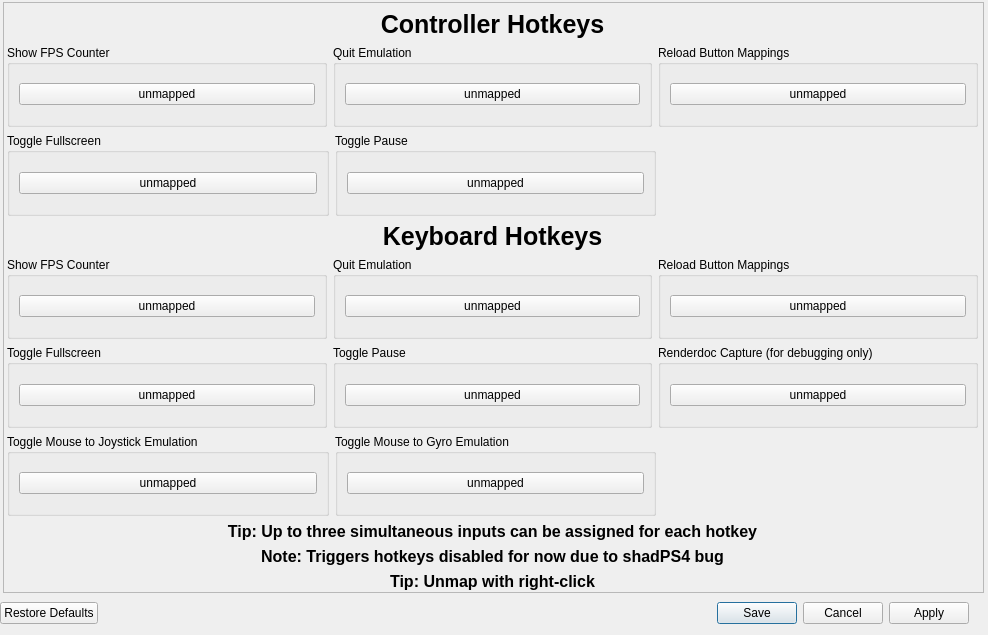
Above: settings/hotkeys.ui from rainmakerv3/BB_Launcher before the change. Below: the same form after it.
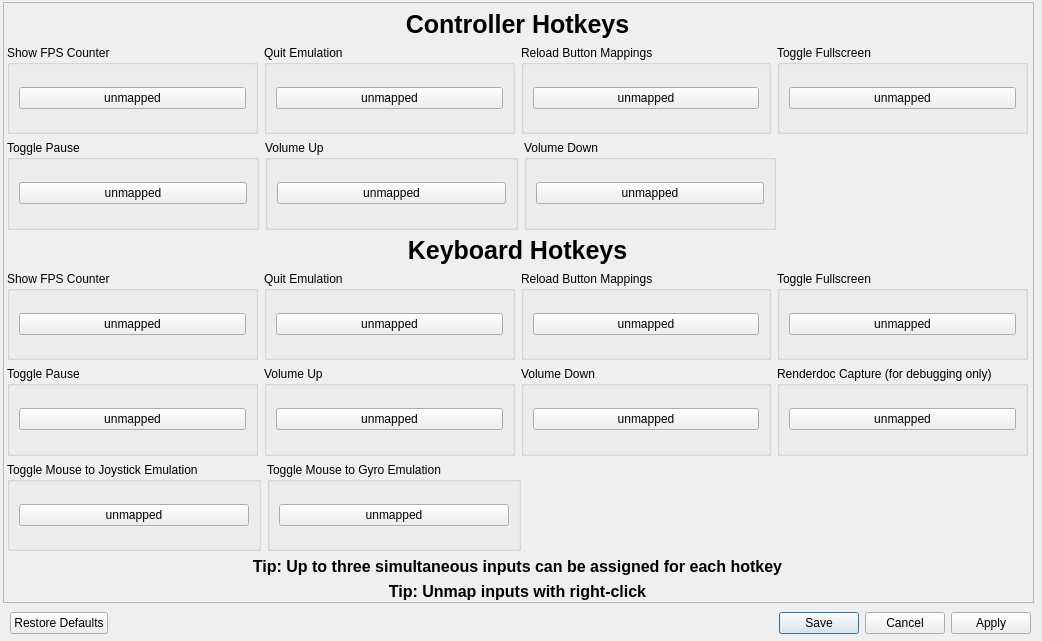
That is the form after the change. Custom widgets are drawn as their Qt base class.

Commit message: Add new volume hotkeys

What changed in the file:
```diff
--- a/settings/hotkeys.ui
+++ b/settings/hotkeys.ui
@@ -9,8 +9,8 @@
    <rect>
     <x>0</x>
     <y>0</y>
-    <width>988</width>
-    <height>635</height>
+    <width>1042</width>
+    <height>641</height>
    </rect>
   </property>
   <property name="windowTitle">
@@ -21,8 +21,8 @@
     <rect>
      <x>3</x>
      <y>2</y>
-     <width>981</width>
-     <height>591</height>
+     <width>1031</width>
+     <height>601</height>
     </rect>
    </property>
    <property name="widgetResizable">
@@ -33,8 +33,8 @@
      <rect>
       <x>0</x>
       <y>0</y>
-      <width>979</width>
-      <height>589</height>
+      <width>1029</width>
+      <height>599</height>
      </rect>
     </property>
     <widget class="QWidget" name="verticalLayoutWidget_3">
@@ -42,8 +42,8 @@
       <rect>
        <x>3</x>
        <y>7</y>
-       <width>971</width>
-       <height>581</height>
+       <width>1021</width>
+       <height>591</height>
       </rect>
      </property>
      <layout class="QVBoxLayout" name="HotkeysLayout">
@@ -143,10 +143,6 @@
           </layout>
          </widget>
         </item>
-       </layout>
-      </item>
-      <item>
-       <layout class="QHBoxLayout" name="horizontalLayoutPad2">
         <item>
          <widget class="QGroupBox" name="fullscreenGroupboxPad">
           <property name="sizePolicy">
@@ -172,6 +168,10 @@
           </layout>
          </widget>
         </item>
+       </layout>
+      </item>
+      <item>
+       <layout class="QHBoxLayout" name="horizontalLayoutPad2">
         <item>
          <widget class="QGroupBox" name="pauseGroupboxPad">
           <property name="sizePolicy">
@@ -197,6 +197,50 @@
           </layout>
          </widget>
         </item>
+        <item>
+         <widget class="QGroupBox" name="volUpGroupboxPad">
+          <property name="sizePolicy">
+           <sizepolicy hsizetype="Expanding" vsizetype="Preferred">
+            <horstretch>0</horstretch>
+            <verstretch>0</verstretch>
+           </sizepolicy>
+          </property>
+          <property name="title">
+           <string>Volume Up</string>
+          </property>
+          <layout class="QVBoxLayout" name="verticalLayout">
+           <item>
+            <widget class="QRightClickButton" name="volUpButtonPad">
+             <property name="text">
+              <string>unmapped</string>
+             </property>
+            </widget>
+           </item>
+          </layout>
+         </widget>
+        </item>
+        <item>
+         <widget class="QGroupBox" name="volDownGroupboxPad">
+          <property name="sizePolicy">
+           <sizepolicy hsizetype="Expanding" vsizetype="Preferred">
+            <horstretch>0</horstretch>
+            <verstretch>0</verstretch>
+           </sizepolicy>
+          </property>
+          <property name="title">
+           <string>Volume Down</string>
+          </property>
+          <layout class="QVBoxLayout" name="verticalLayout_15">
+           <item>
+            <widget class="QRightClickButton" name="volDownButtonPad">
+             <property name="text">
+              <string>unmapped</string>
+             </property>
+            </widget>
+           </item>
+          </layout>
+         </widget>
+        </item>
         <item>
          <spacer name="horizontalSpacer_2">
           <property name="orientation">
@@ -311,10 +355,6 @@
           </layout>
          </widget>
         </item>
-       </layout>
-      </item>
-      <item>
-       <layout class="QHBoxLayout" name="horizontalLayoutKB2">
         <item>
          <widget class="QGroupBox" name="fullscreenGroupboxKB">
           <property name="sizePolicy">
@@ -340,6 +380,10 @@
           </layout>
          </widget>
         </item>
+       </layout>
+      </item>
+      <item>
+       <layout class="QHBoxLayout" name="horizontalLayoutKB2">
         <item>
          <widget class="QGroupBox" name="pauseGroupboxKB">
           <property name="sizePolicy">
@@ -365,6 +409,50 @@
           </layout>
          </widget>
         </item>
+        <item>
+         <widget class="QGroupBox" name="groupBox_3">
+          <property name="sizePolicy">
+           <sizepolicy hsizetype="Expanding" vsizetype="Preferred">
+            <horstretch>0</horstretch>
+            <verstretch>0</verstretch>
+           </sizepolicy>
+          </property>
+          <property name="title">
+           <string>Volume Up</string>
+          </property>
+          <layout class="QVBoxLayout" name="verticalLayout_16">
+           <item>
+            <widget class="QRightClickButton" name="volUpButtonKB">
+             <property name="text">
+              <string>unmapped</string>
+             </property>
+            </widget>
+           </item>
+          </layout>
+         </widget>
+        </item>
+        <item>
+         <widget class="QGroupBox" name="groupBox_4">
+          <property name="sizePolicy">
+           <sizepolicy hsizetype="Expanding" vsizetype="Preferred">
+            <horstretch>0</horstretch>
+            <verstretch>0</verstretch>
+           </sizepolicy>
+          </property>
+          <property name="title">
+           <string>Volume Down</string>
+          </property>
+          <layout class="QVBoxLayout" name="verticalLayout_17">
+           <item>
+            <widget class="QRightClickButton" name="volDownButtonKB">
+             <property name="text">
+              <string>unmapped</string>
+             </property>
+            </widget>
+           </item>
+          </layout>
+         </widget>
+        </item>
         <item>
          <widget class="QGroupBox" name="renderdocGroupbox">
           <property name="sizePolicy">
@@ -444,6 +532,19 @@
           </layout>
          </widget>
         </item>
+        <item>
+         <spacer name="horizontalSpacer">
+          <property name="orientation">
+           <enum>Qt::Orientation::Horizontal</enum>
+          </property>
+          <property name="sizeHint" stdset="0">
+           <size>
+            <width>40</width>
+            <height>20</height>
+           </size>
+          </property>
+         </spacer>
+        </item>
         <item>
          <spacer name="horizontalSpacer_3">
           <property name="orientation">
@@ -496,29 +597,7 @@
          </font>
         </property>
         <property name="text">
-         <string>Note: Triggers hotkeys disabled for now due to shadPS4 bug</string>
-        </property>
-        <property name="alignment">
-         <set>Qt::AlignmentFlag::AlignCenter</set>
-        </property>
-       </widget>
-      </item>
-      <item>
-       <widget class="QLabel" name="tipLabel_3">
-        <property name="sizePolicy">
-         <sizepolicy hsizetype="Preferred" vsizetype="Fixed">
-          <horstretch>0</horstretch>
-          <verstretch>0</verstretch>
-         </sizepolicy>
-        </property>
-        <property name="font">
-         <font>
-          <pointsize>12</pointsize>
-          <bold>true</bold>
-         </font>
-        </property>
-        <property name="text">
-         <string>Tip: Unmap with right-click</string>
+         <string>Tip: Unmap inputs with right-click</string>
         </property>
         <property name="alignment">
          <set>Qt::AlignmentFlag::AlignCenter</set>
@@ -532,9 +611,9 @@
   <widget class="QDialogButtonBox" name="buttonBox">
    <property name="geometry">
     <rect>
-     <x>0</x>
-     <y>600</y>
-     <width>969</width>
+     <x>10</x>
+     <y>610</y>
+     <width>1021</width>
      <height>26</height>
     </rect>
    </property>
```
The commit also changes 1 other file.
